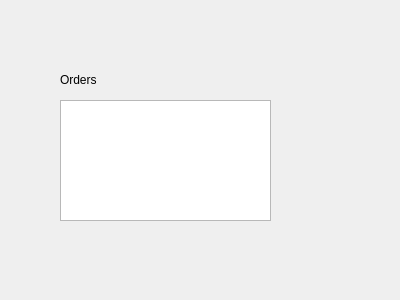
Burak-Yavas/qt-cpp-project, file basketdialog.ui: the form before one commit.
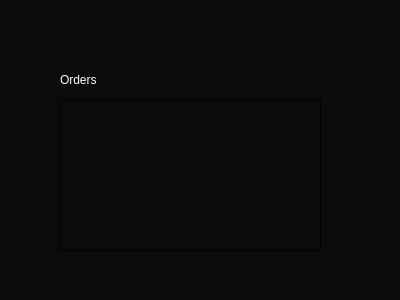
The form after the commit. Icons and pictures are not drawn.

```diff
--- a/basketdialog.ui
+++ b/basketdialog.ui
@@ -13,13 +13,19 @@
   <property name="windowTitle">
    <string>Dialog</string>
   </property>
+  <property name="styleSheet">
+   <string notr="true">color: rgb(255, 255, 255);
+font: 9pt &quot;Segoe UI&quot;;
+
+background-color: qlineargradient(spread:reflect, x1:0.095, y1:0.176, x2:0.391, y2:0.471318, stop:1 rgba(11, 11, 11, 248));</string>
+  </property>
   <widget class="QTableView" name="tableView">
    <property name="geometry">
     <rect>
      <x>60</x>
      <y>100</y>
-     <width>211</width>
-     <height>121</height>
+     <width>261</width>
+     <height>151</height>
     </rect>
    </property>
   </widget>
@@ -36,6 +42,25 @@
     <string>Orders</string>
    </property>
   </widget>
+  <widget class="QLabel" name="label_2">
+   <property name="geometry">
+    <rect>
+     <x>8</x>
+     <y>10</y>
+     <width>391</width>
+     <height>291</height>
+    </rect>
+   </property>
+   <property name="styleSheet">
+    <string notr="true">image: url(:/resources/img/griffin.jpg);</string>
+   </property>
+   <property name="text">
+    <string/>
+   </property>
+  </widget>
+  <zorder>label_2</zorder>
+  <zorder>tableView</zorder>
+  <zorder>label</zorder>
  </widget>
  <resources/>
  <connections/>
```
